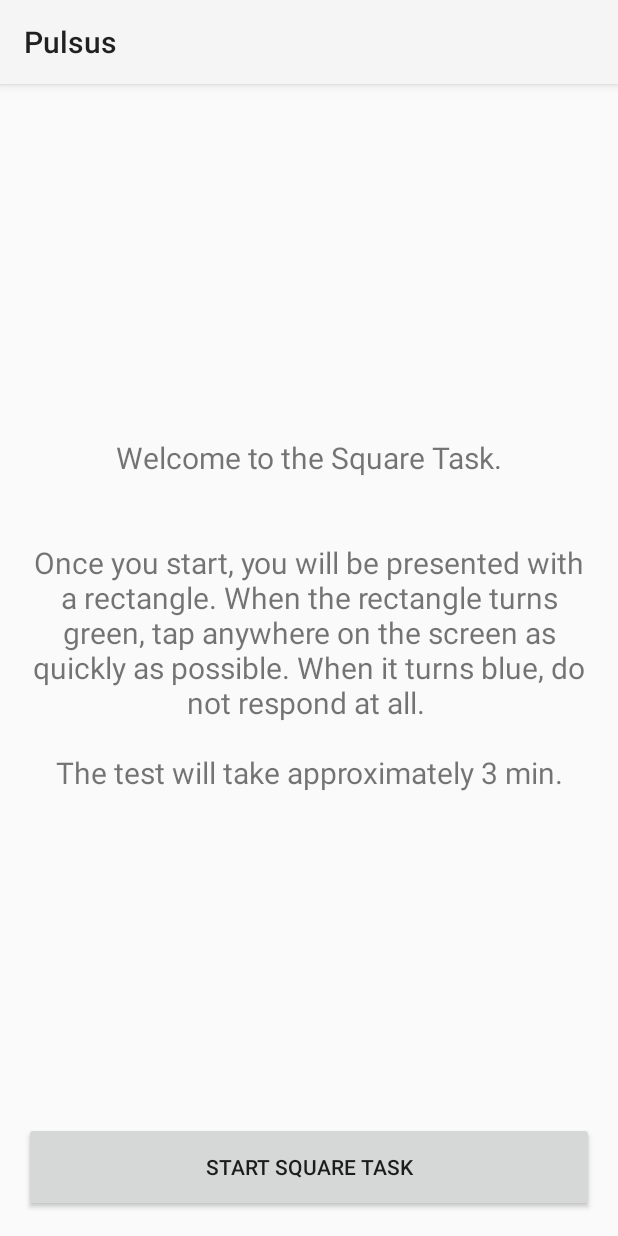
After one commit to smalldatalab/android-gonogo, an Android app: the SquareTask screen opened directly, with no data from a screen before it, on a phone screen of 412 x 824 dp. The commit adds this screen. Run offline under Robolectric (Android 15) with nearby library versions, the phone set to English and light mode, and no system bars.

Commit message:
Added basic square task activity

```diff
--- a/app/build.gradle
+++ b/app/build.gradle
@@ -22,5 +22,6 @@ android {
 dependencies {
     compile fileTree(dir: 'libs', include: ['*.jar'])
     testCompile 'junit:junit:4.12'
-    compile 'com.android.support:appcompat-v7:23.2.1'
+    compile 'com.android.support:appcompat-v7:23.3.0'
+    compile 'com.android.support:support-v4:23.3.0'
 }
--- a/app/src/main/AndroidManifest.xml
+++ b/app/src/main/AndroidManifest.xml
@@ -18,7 +18,8 @@
                 <category android:name="android.intent.category.LAUNCHER" />
             </intent-filter>
         </activity>
-        <activity android:name=".ProfileActivity"></activity>
+        <activity android:name=".ProfileActivity" />
+        <activity android:name=".SquareTask"></activity>
     </application>
 
 </manifest>
--- /dev/null
+++ b/app/src/main/java/org/ohmage/pulsus/SquareTask.java
@@ -0,0 +1,38 @@
+package org.ohmage.pulsus;
+
+import android.support.v7.app.AppCompatActivity;
+import android.os.Bundle;
+import android.view.View;
+import android.widget.Button;
+import android.widget.TextView;
+
+public class SquareTask extends AppCompatActivity {
+
+    Button startTaskButton;
+    TextView instructionsTextView;
+
+    @Override
+    protected void onCreate(Bundle savedInstanceState) {
+        super.onCreate(savedInstanceState);
+        setContentView(R.layout.activity_square_task);
+
+        findViews();
+        startTaskButton.setOnClickListener(new View.OnClickListener() {
+            @Override
+            public void onClick(View v) {
+                startSquareTask();
+            }
+        });
+    }
+
+    private void findViews() {
+        startTaskButton = (Button) findViewById(R.id.start_square_task_button);
+        instructionsTextView = (TextView) findViewById(R.id.square_task_instructions);
+    }
+
+    private void startSquareTask() {
+        // Hide instructions and button
+        instructionsTextView.animate().alpha(0.0f);
+        startTaskButton.animate().alpha(0.0f);
+    }
+}
--- a/app/src/main/res/layout/activity_main.xml
+++ b/app/src/main/res/layout/activity_main.xml
@@ -26,7 +26,7 @@
                 android:layout_width="match_parent"
                 android:layout_height="70dp"
                 android:text="@string/square_task"
-                android:id="@+id/square_task"
+                android:id="@+id/square_task_button"
                 android:layout_gravity="center"/>
 
         </LinearLayout>
@@ -39,7 +39,7 @@
                 android:layout_width="match_parent"
                 android:layout_height="70dp"
                 android:text="@string/balloon_game"
-                android:id="@+id/balloon_game"
+                android:id="@+id/balloon_game_button"
                 android:layout_gravity="center"/>
 
         </LinearLayout>
@@ -52,7 +52,7 @@
                 android:layout_width="match_parent"
                 android:layout_height="70dp"
                 android:text="@string/self_report"
-                android:id="@+id/self_report"
+                android:id="@+id/self_report_button"
                 android:layout_gravity="center"/>
 
         </LinearLayout>
--- /dev/null
+++ b/app/src/main/res/layout/activity_square_task.xml
@@ -0,0 +1,36 @@
+<?xml version="1.0" encoding="utf-8"?>
+<RelativeLayout xmlns:android="http://schemas.android.com/apk/res/android"
+    xmlns:tools="http://schemas.android.com/tools"
+    android:layout_width="match_parent"
+    android:layout_height="match_parent"
+    android:paddingBottom="@dimen/activity_vertical_margin"
+    android:paddingLeft="@dimen/activity_horizontal_margin"
+    android:paddingRight="@dimen/activity_horizontal_margin"
+    android:paddingTop="@dimen/activity_vertical_margin"
+    tools:context="org.ohmage.pulsus.SquareTask">
+
+    <TextView
+        android:layout_width="wrap_content"
+        android:layout_height="wrap_content"
+        android:text="@string/square_task_instructions"
+        android:id="@+id/square_task_instructions"
+        android:layout_alignParentTop="true"
+        android:layout_alignParentLeft="true"
+        android:layout_alignParentStart="true"
+        android:layout_alignParentRight="true"
+        android:layout_alignParentEnd="true"
+        android:layout_above="@+id/start_square_task_button"
+        android:gravity="center_vertical|center_horizontal"
+        android:textSize="20sp" />
+
+    <Button
+        android:layout_width="wrap_content"
+        android:layout_height="60dp"
+        android:text="@string/start_square_task"
+        android:id="@+id/start_square_task_button"
+        android:layout_alignParentBottom="true"
+        android:layout_alignParentLeft="true"
+        android:layout_alignParentStart="true"
+        android:layout_alignRight="@+id/square_task_instructions"
+        android:layout_alignEnd="@+id/square_task_instructions" />
+</RelativeLayout>
--- a/app/src/main/res/values/strings.xml
+++ b/app/src/main/res/values/strings.xml
@@ -9,4 +9,9 @@
     <string name="enabled_reminders_label">Enable Reminders</string>
     <string name="connected_account_label">Connected Account:</string>
     <string name="complete_baseline_label">Complete Baseline Self-Report</string>
+
+    <!-- TODO: Remove or change this placeholder text -->
+    <string name="hello_blank_fragment">Hello blank fragment</string>
+    <string name="start_square_task">Start Square Task</string>
+    <string name="square_task_instructions">Welcome to the Square Task.\n\n\nOnce you start, you will be presented with a rectangle. When the rectangle turns green, tap anywhere on the screen as quickly as possible. When it turns blue, do not respond at all. \n\nThe test will take approximately 3 min.</string>
 </resources>
```
Also changed, not shown: app/src/main/java/org/ohmage/pulsus/MainActivity.java (+11 -0 lines).
